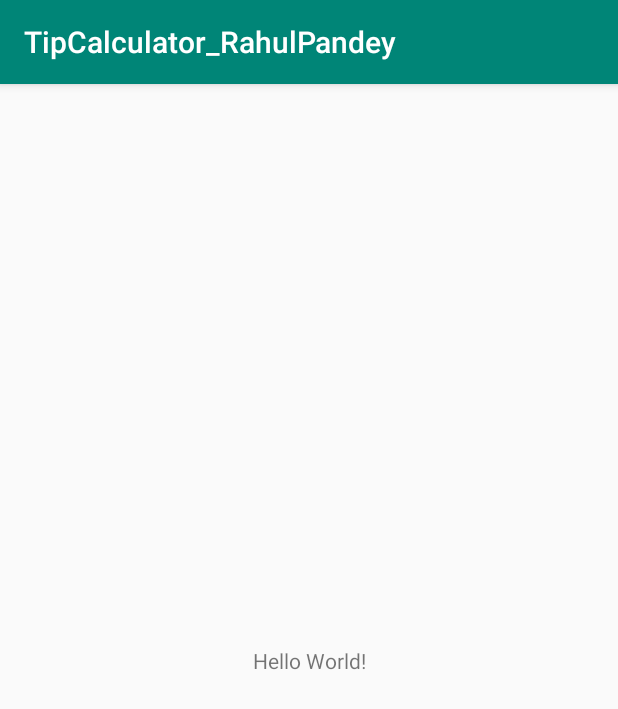
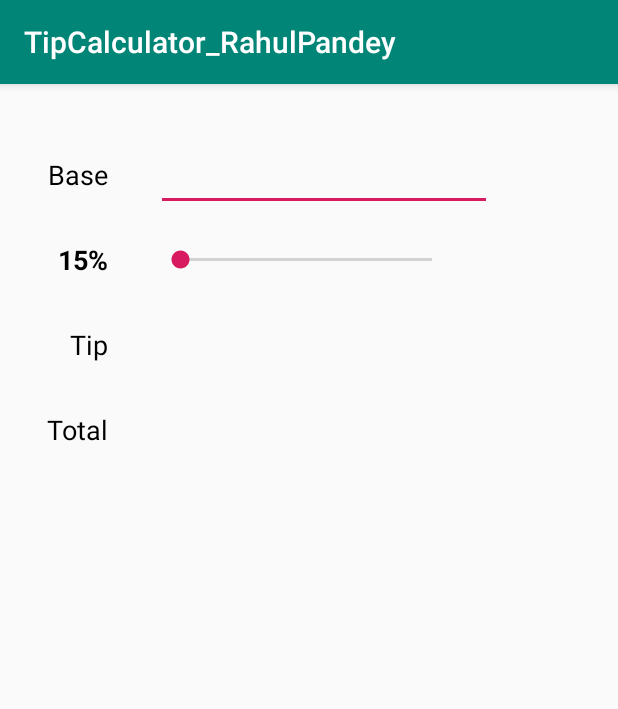
Before and after one commit to emmanuelfarrar/TipCalculator_RahulPandey, an Android app: the screen it shows after launch (MainActivity), on a phone screen of 412 x 824 dp. Shown: the top 709 px of the screen. Run offline under Robolectric (Android 15) with nearby library versions, the phone set to English and light mode, and no system bars.

Commit message:
Finished EP 2
https://www.youtube.com/watch?v=Tp9MUYc3jhk&list=PL7NYbSE8uaBBAl6MQKvUKk0yGrAO4HSfY&index=2

```diff
--- a/app/src/main/res/layout/activity_main.xml
+++ b/app/src/main/res/layout/activity_main.xml
@@ -6,13 +6,100 @@
     android:layout_height="match_parent"
     tools:context=".MainActivity">
 
+    <!-- Views on the left side -->
     <TextView
+        android:id="@+id/tvBaseLabel"
         android:layout_width="wrap_content"
         android:layout_height="wrap_content"
-        android:text="Hello World!"
-        app:layout_constraintBottom_toBottomOf="parent"
-        app:layout_constraintLeft_toLeftOf="parent"
-        app:layout_constraintRight_toRightOf="parent"
+        android:layout_marginStart="32dp"
+        android:layout_marginTop="48dp"
+        android:text="Base"
+        android:textColor="@android:color/black"
+        android:textSize="18sp"
+        app:layout_constraintStart_toStartOf="parent"
         app:layout_constraintTop_toTopOf="parent" />
 
+    <TextView
+        android:id="@+id/tvTipPercent"
+        android:layout_width="wrap_content"
+        android:layout_height="wrap_content"
+        android:layout_marginTop="32dp"
+        android:text="15%"
+        android:textColor="@android:color/black"
+        android:textSize="18sp"
+        android:textStyle="bold"
+        app:layout_constraintEnd_toEndOf="@id/tvBaseLabel"
+        app:layout_constraintTop_toBottomOf="@+id/tvBaseLabel" />
+
+    <TextView
+        android:id="@+id/tvTipLabel"
+        android:layout_width="wrap_content"
+        android:layout_height="wrap_content"
+        android:layout_marginTop="32dp"
+        android:text="Tip"
+        android:textColor="@android:color/black"
+        android:textSize="18sp"
+        app:layout_constraintEnd_toEndOf="@id/tvBaseLabel"
+        app:layout_constraintTop_toBottomOf="@+id/tvTipPercent" />
+
+    <TextView
+        android:id="@+id/tvTotalLabel"
+        android:layout_width="wrap_content"
+        android:layout_height="wrap_content"
+        android:layout_marginTop="32dp"
+        android:text="Total"
+        android:textColor="@android:color/black"
+        android:textSize="18sp"
+        app:layout_constraintEnd_toEndOf="@id/tvBaseLabel"
+        app:layout_constraintTop_toBottomOf="@+id/tvTipLabel" />
+
+    <!-- Views on the right side -->
+
+    <!-- setting the baseline of the edit text to the baseline of tvBaseLabel, so lines match -->
+    <EditText
+        android:id="@+id/etBase"
+        android:layout_width="wrap_content"
+        android:layout_height="wrap_content"
+        android:layout_marginStart="32dp"
+        android:ems="8"
+        android:inputType="numberDecimal"
+        android:textSize="24sp"
+        app:layout_constraintStart_toEndOf="@+id/tvBaseLabel"
+        app:layout_constraintBaseline_toBaselineOf="@id/tvBaseLabel"
+        />
+
+    <!-- setting top, start, bottom constraints -->
+    <SeekBar
+        android:id="@+id/seekBarTip"
+        android:layout_width="200dp"
+        android:layout_height="20dp"
+        android:layout_marginStart="32dp"
+        app:layout_constraintStart_toEndOf="@id/tvTipPercent"
+        app:layout_constraintBottom_toBottomOf="@id/tvTipPercent"
+        app:layout_constraintTop_toTopOf="@id/tvTipPercent"
+
+        tools:layout_editor_absoluteX="104dp"
+        tools:layout_editor_absoluteY="108dp" />
+
+    <TextView
+        android:id="@+id/tvTipAmount"
+        android:layout_width="wrap_content"
+        android:layout_height="wrap_content"
+        android:layout_marginStart="32dp"
+        android:textSize="24sp"
+        app:layout_constraintStart_toEndOf="@+id/tvTipLabel"
+        app:layout_constraintBaseline_toBaselineOf="@id/tvTipLabel"
+        tools:layout_editor_absoluteY="167dp"
+         />
+
+    <TextView
+        android:id="@+id/tvTotalAmount"
+        android:layout_width="wrap_content"
+        android:layout_height="wrap_content"
+        android:layout_marginStart="32dp"
+        android:textSize="24sp"
+        app:layout_constraintStart_toEndOf="@+id/tvTotalLabel"
+        app:layout_constraintBaseline_toBaselineOf="@id/tvTotalLabel"
+        tools:layout_editor_absoluteY="220dp"
+         />
 </androidx.constraintlayout.widget.ConstraintLayout>
```
